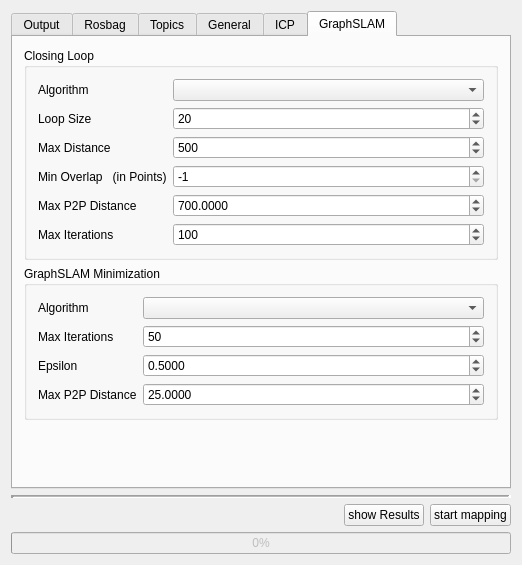
Qt form src/grabe_mapping/src/rqt_plugin/gui_plugin.ui (JannikGrabe/grabe_mapping) before a commit.
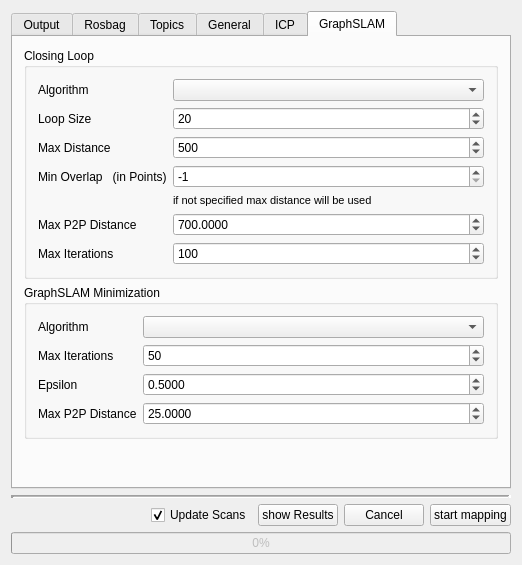
The same form after that commit. The open tabs and pages were chosen to show the change.

Commit message: changed use_output to update_scans and moved to bottom; le_total is now updated with current number of processed scans

```diff
--- a/src/grabe_mapping/src/rqt_plugin/gui_plugin.ui
+++ b/src/grabe_mapping/src/rqt_plugin/gui_plugin.ui
@@ -742,21 +742,21 @@
                </property>
               </widget>
              </item>
-             <item row="4" column="0">
-              <widget class="QLabel" name="l_cl_p2p_distance">
-               <property name="text">
-                <string>Max P2P Distance</string>
-               </property>
-              </widget>
-             </item>
              <item row="5" column="0">
+              <widget class="QLabel" name="l_cl_p2p_distance">
+               <property name="text">
+                <string>Max P2P Distance</string>
+               </property>
+              </widget>
+             </item>
+             <item row="6" column="0">
               <widget class="QLabel" name="l_cl_iterations">
                <property name="text">
                 <string>Max Iterations</string>
                </property>
               </widget>
              </item>
-             <item row="5" column="1">
+             <item row="6" column="1">
               <widget class="QSpinBox" name="sb_cl_iterations">
                <property name="maximum">
                 <number>1000000</number>
@@ -766,7 +766,7 @@
                </property>
               </widget>
              </item>
-             <item row="4" column="1">
+             <item row="5" column="1">
               <widget class="QDoubleSpinBox" name="dsb_cl_p2p_distance">
                <property name="decimals">
                 <number>4</number>
@@ -779,6 +779,18 @@
                </property>
               </widget>
              </item>
+             <item row="4" column="1">
+              <widget class="QLabel" name="l_cl_min_overlap_info">
+               <property name="font">
+                <font>
+                 <pointsize>8</pointsize>
+                </font>
+               </property>
+               <property name="text">
+                <string>if not specified max distance will be used</string>
+               </property>
+              </widget>
+             </item>
             </layout>
            </widget>
           </item>
@@ -909,6 +921,16 @@
           </property>
          </spacer>
         </item>
+        <item>
+         <widget class="QCheckBox" name="cb_update_scans">
+          <property name="text">
+           <string>Update Scans</string>
+          </property>
+          <property name="checked">
+           <bool>true</bool>
+          </property>
+         </widget>
+        </item>
         <item>
          <widget class="QPushButton" name="pb_show">
           <property name="text">
@@ -916,6 +938,13 @@
           </property>
          </widget>
         </item>
+        <item>
+         <widget class="QPushButton" name="pb_cancel">
+          <property name="text">
+           <string>Cancel</string>
+          </property>
+         </widget>
+        </item>
         <item>
          <widget class="QPushButton" name="pb_start">
           <property name="text">
```
Left out of the diff: 35 changed lines with no effect on the pictures. The commit also changes 6 other files.
